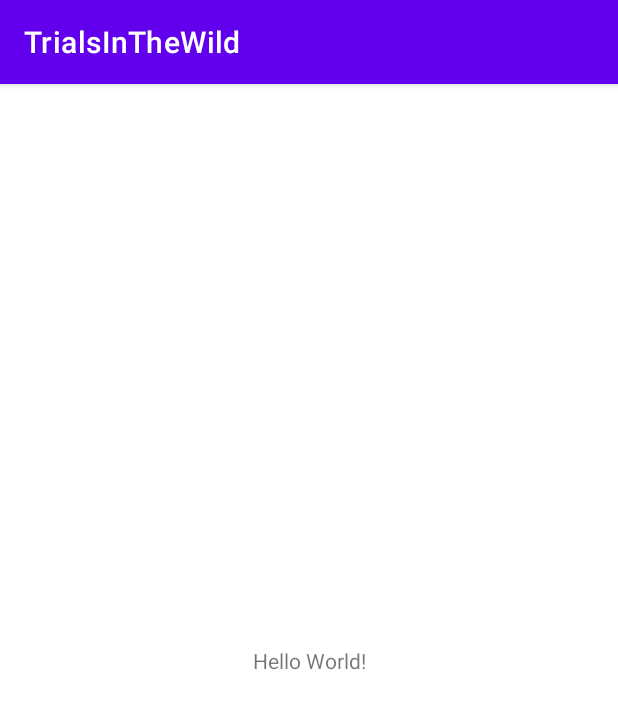
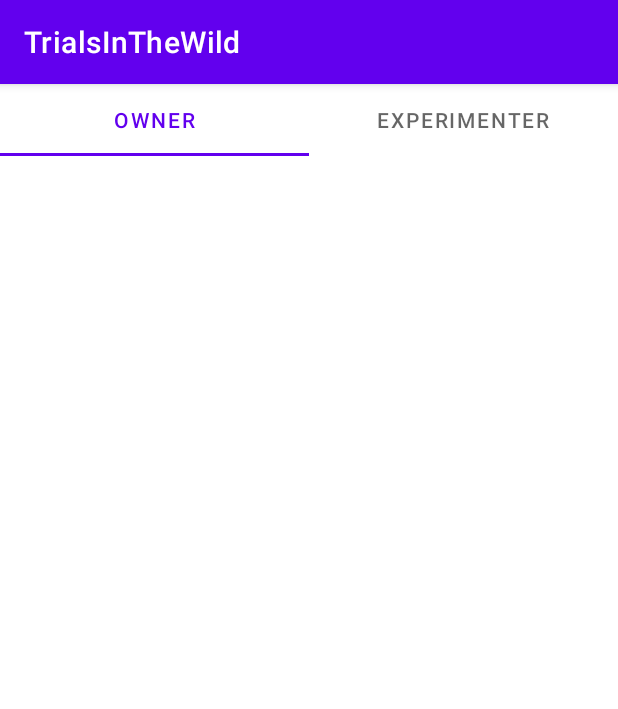
Before and after one commit to CMPUT301W21T34/TrialRun, an Android app: the screen it shows after launch (MainActivity), on a phone screen of 412 x 824 dp. Shown: the top 709 px of the screen. Run offline under Robolectric (Android 15) with nearby library versions, the phone set to English and light mode, and no system bars.

Commit message:
I forgot something

```diff
--- a/TrialsInTheWild/app/src/main/java/com/example/trialsinthewild/ExperimentManager.java
+++ b/TrialsInTheWild/app/src/main/java/com/example/trialsinthewild/ExperimentManager.java
@@ -4,9 +4,6 @@ import java.util.ArrayList;
 
 public class ExperimentManager {
     private ArrayList<Experiment> experiments;
-    /*
-
-     */
 
     public ExperimentManager() {
         //
--- a/TrialsInTheWild/app/src/main/java/com/example/trialsinthewild/User.java
+++ b/TrialsInTheWild/app/src/main/java/com/example/trialsinthewild/User.java
@@ -39,6 +39,7 @@ public class User {
     private int userId;
     private UserProfile profile;
     private ArrayList<Integer> subscribed_experiments;        // These can be stored locally - pretty much just a watchlist
+    // Retreive the actual 'owned' experiments from the database
 
     public User() {
 
--- a/TrialsInTheWild/app/src/main/res/layout/activity_main.xml
+++ b/TrialsInTheWild/app/src/main/res/layout/activity_main.xml
@@ -6,13 +6,22 @@
     android:layout_height="match_parent"
     tools:context=".MainActivity">
 
-    <TextView
-        android:layout_width="wrap_content"
+    <com.google.android.material.tabs.TabLayout
+        android:id="@+id/tabLayout"
+        android:layout_width="match_parent"
         android:layout_height="wrap_content"
-        android:text="Hello World!"
-        app:layout_constraintBottom_toBottomOf="parent"
-        app:layout_constraintLeft_toLeftOf="parent"
-        app:layout_constraintRight_toRightOf="parent"
-        app:layout_constraintTop_toTopOf="parent" />
+        app:layout_constraintTop_toTopOf="parent">
+
+        <com.google.android.material.tabs.TabItem
+            android:layout_width="wrap_content"
+            android:layout_height="wrap_content"
+            android:text="Owner" />
+
+        <com.google.android.material.tabs.TabItem
+            android:layout_width="wrap_content"
+            android:layout_height="wrap_content"
+            android:text="Experimenter" />
+
+    </com.google.android.material.tabs.TabLayout>
 
 </androidx.constraintlayout.widget.ConstraintLayout>
```
